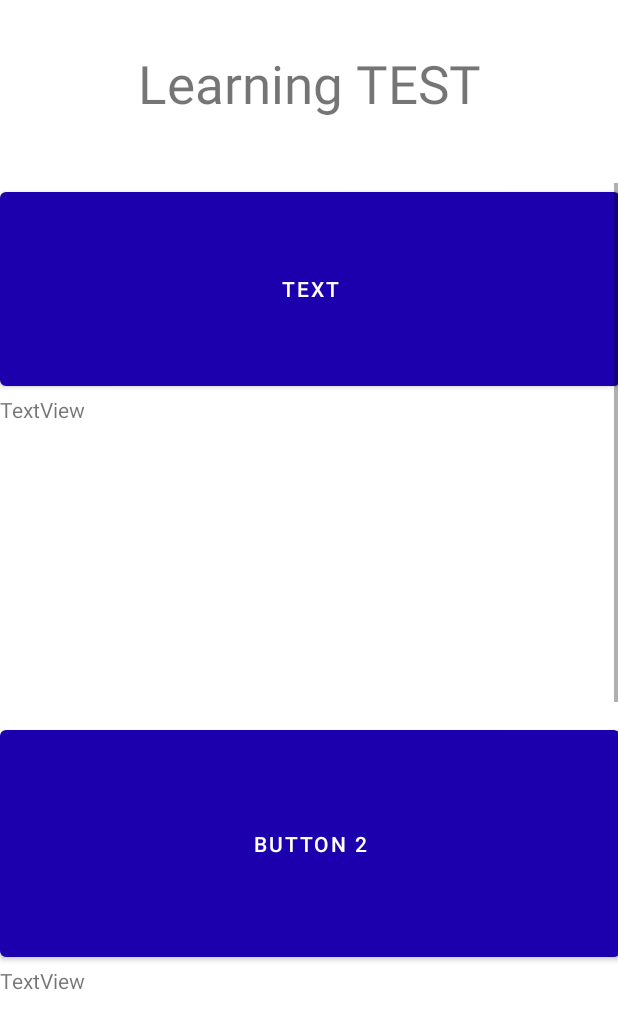
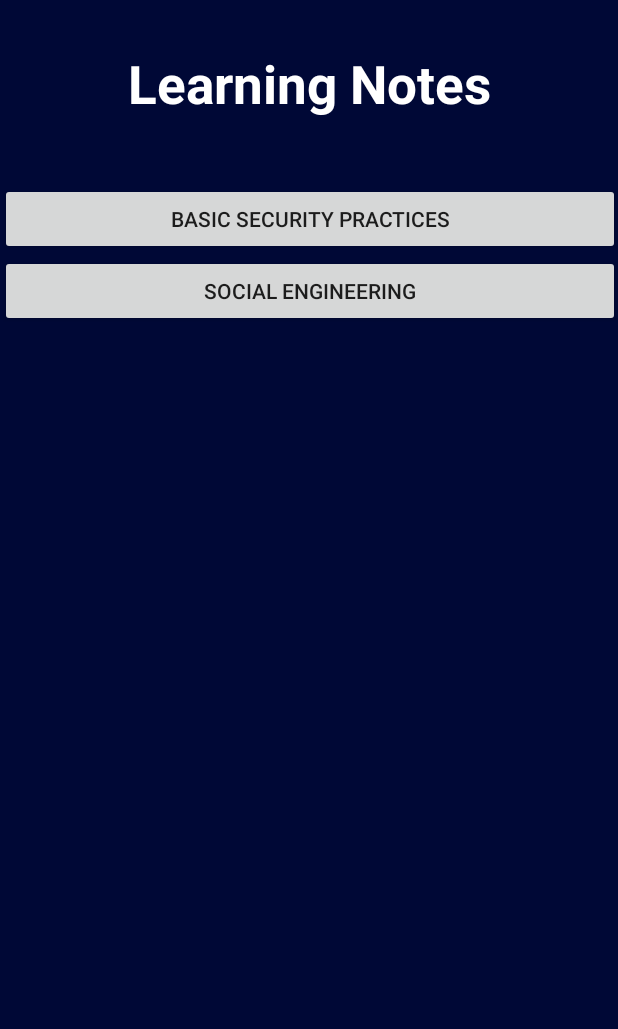
Before and after one commit to Samuel-4444/CyberSecurity, an Android app: the LearningMenuActivity screen opened directly, with no data from a screen before it, on a phone screen of 412 x 824 dp. Shown: the top 1029 px of the screen. Run offline under Robolectric (Android 15) with nearby library versions, the phone set to English and light mode, and no system bars.

Commit message:
Learning notes

```diff
--- a/app/src/main/java/com/example/cybersecurityapp/LearningMenuActivity.java
+++ b/app/src/main/java/com/example/cybersecurityapp/LearningMenuActivity.java
@@ -2,10 +2,12 @@ package com.example.cybersecurityapp;
 
 import androidx.appcompat.app.AppCompatActivity;
 
+import android.content.Intent;
 import android.content.res.Resources;
 import android.os.Bundle;
+import android.view.View;
+import android.widget.Button;
 import android.widget.LinearLayout;
-import android.widget.TextView;
 
 import org.json.JSONArray;
 import org.json.JSONException;
@@ -34,18 +36,43 @@ public class LearningMenuActivity extends AppCompatActivity {
             JSONArray jArray = new JSONArray(jString);
             for (int i = 0; i < jArray.length(); i++) {
                 JSONObject jObject = jArray.getJSONObject(i);
-                String name = jObject.getString("topic_name");
-                createMenu(name);
+                String topic = jObject.getString("topic_name");
+                // jObject -> String
+                String jsonObjString = jObject.toString();
+
+                // Create button
+                createMenu(topic, jsonObjString);
             }
         } catch (JSONException e) {
             e.printStackTrace();
         }
     }
 
-    private void createMenu(String text) {
+    private void createMenu(String topic, String jsonObj) {
         LinearLayout linearLayout = findViewById(R.id.learningMenuLL);
-        TextView textView = new TextView(this);
-        textView.setText(text);
-        linearLayout.addView(textView);
+
+        // Create button
+        Button button = new Button(this);
+        button.setText(topic);
+        // Edit params
+        //button.setBackground();
+
+        // onClick
+        button.setOnClickListener(new View.OnClickListener() {
+            @Override
+            public void onClick(View v) {
+                buttonClick(v, topic, jsonObj);
+            }
+        });
+
+        // Add
+        linearLayout.addView(button);
+    }
+
+    public void buttonClick(View v, String topic, String jsonObj){
+        Intent intent = new Intent(this, LearningViewActivity.class);
+        intent.putExtra("topic", topic);
+        intent.putExtra("jsonObj", jsonObj);
+        startActivity(intent);
     }
 }
--- a/app/src/main/java/com/example/cybersecurityapp/MainActivity.java
+++ b/app/src/main/java/com/example/cybersecurityapp/MainActivity.java
@@ -26,7 +26,7 @@ public class MainActivity extends AppCompatActivity {
     }
 
     public void TestButtonPressed(View v){
-        Intent intent = new Intent(this, LearningViewActivity.class);
+        Intent intent = new Intent(this, LearningMenuActivity.class);
         startActivity(intent);
     }
 }
--- a/app/src/main/res/layout/activity_learning_menu.xml
+++ b/app/src/main/res/layout/activity_learning_menu.xml
@@ -4,7 +4,9 @@
     xmlns:tools="http://schemas.android.com/tools"
     android:layout_width="match_parent"
     android:layout_height="match_parent"
+    android:background="#000836"
     tools:context=".LearningMenuActivity">
+
 
     <ScrollView
         android:layout_width="413dp"
@@ -18,44 +20,7 @@
             android:id="@+id/learningMenuLL"
             android:layout_width="match_parent"
             android:layout_height="wrap_content"
-            android:orientation="vertical">
-
-            <Button
-                android:id="@+id/button3"
-                android:layout_width="match_parent"
-                android:layout_height="141dp"
-                android:text="Text" />
-
-            <TextView
-                android:id="@+id/textView3"
-                android:layout_width="match_parent"
-                android:layout_height="217dp"
-                android:text="TextView" />
-
-            <Button
-                android:id="@+id/button2"
-                android:layout_width="match_parent"
-                android:layout_height="163dp"
-                android:text="Button 2" />
-
-            <TextView
-                android:id="@+id/textView2"
-                android:layout_width="match_parent"
-                android:layout_height="167dp"
-                android:text="TextView" />
-
-            <TextView
-                android:id="@+id/textView4"
-                android:layout_width="match_parent"
-                android:layout_height="204dp"
-                android:text="TextView" />
-
-            <Button
-                android:id="@+id/button"
-                android:layout_width="match_parent"
-                android:layout_height="147dp"
-                android:text="BUTTON 1" />
-        </LinearLayout>
+            android:orientation="vertical"/>
     </ScrollView>
 
     <TextView
@@ -65,9 +30,11 @@
         android:layout_marginStart="32dp"
         android:layout_marginTop="32dp"
         android:layout_marginEnd="32dp"
-        android:text="Learning TEST"
+        android:text="Learning Notes"
         android:textAlignment="center"
+        android:textColor="@color/white"
         android:textSize="35sp"
+        android:textStyle="bold"
         app:layout_constraintEnd_toEndOf="parent"
         app:layout_constraintStart_toStartOf="parent"
         app:layout_constraintTop_toTopOf="parent" />
```
Also changed, not shown: app/src/main/java/com/example/cybersecurityapp/LearningNoteFragment.java (+21 -0 lines), app/src/main/java/com/example/cybersecurityapp/LearningPagerAdapter.java (+42 -8 lines), app/src/main/java/com/example/cybersecurityapp/LearningViewActivity.java (+7 -1 lines), app/src/main/res/layout/fragment_learning_note.xml (+16 -9 lines), app/src/main/res/raw/eng_notes.json (+6 -6 lines).
